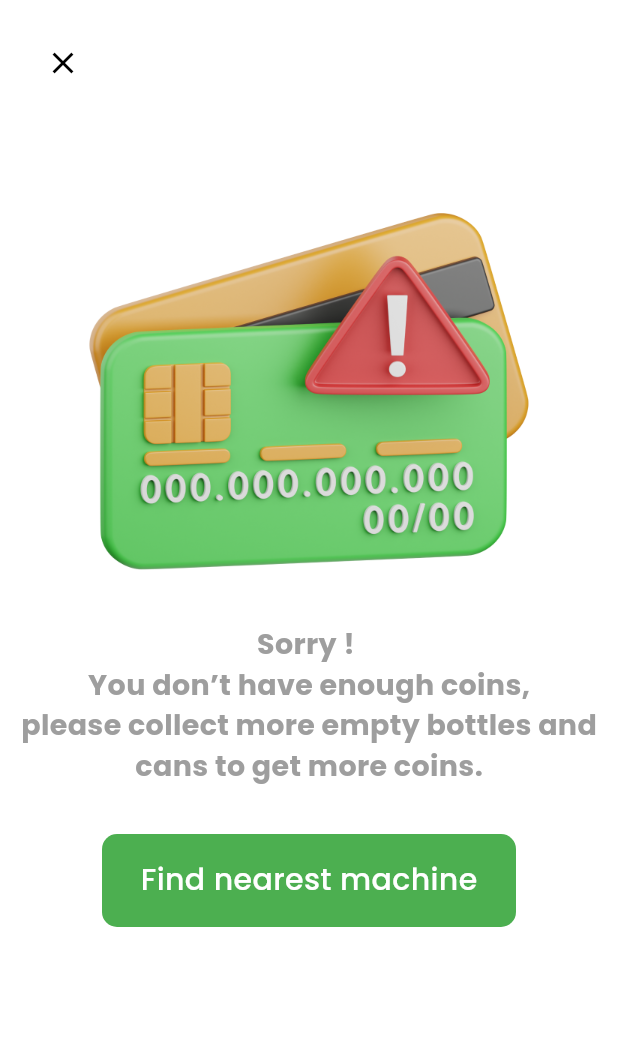
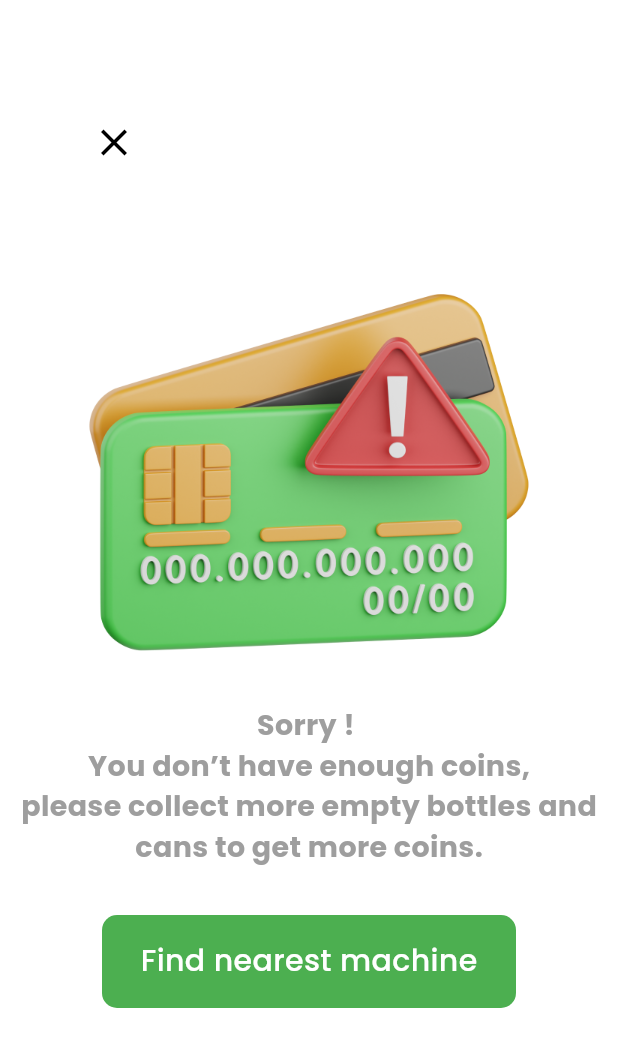
Before and after one commit to joeshaker/EarnByReturnUpdate, a Flutter app: the NoCoinsScreen screen opened directly, on a phone screen of 412 x 824 dp. Shown: the top 1047 px of the screen. Run offline on Flutter 3.47's test engine with Material 3 defaults, Android fonts, the phone set to English and light mode, and no system bars; our stand-ins replace bloc, conditional_builder_null_safety, dio, fl_chart, flutter_bloc, flutter_map and 8 more; missing offline and left inert: baseflow_plugin_template, flutter_map_location_marker, flutter_verification_code, map_launcher, qr_code_scanner; accounts and stored records are empty; network calls fail.

Commit message:
LastUpdate&Finish

```diff
--- a/lib/main.dart
+++ b/lib/main.dart
@@ -93,7 +93,7 @@ class MyApp extends StatelessWidget {
               theme: lightTheme,
               darkTheme: darkTheme,
               debugShowCheckedModeBanner: false,
-              home:CongVoucher()
+              home:Bottonav()
 
             // home: CheckEmailScreen(email: "Sohila123@gmail.com",),
             // home: CheckEmailScreen(email: 'sohila@gmail.com',comeFrom:'RegisterScreen' ),
--- a/lib/modules/Congrat_Voucher/congrat_voucher_state.dart
+++ b/lib/modules/Congrat_Voucher/congrat_voucher_state.dart
@@ -5,7 +5,6 @@ abstract class CongratVoucherState {}
 
 class CongratVoucherInitial extends CongratVoucherState {}
 class CongratVoucherLoding extends CongratVoucherState {}
-class  CongratVoucherButtonClickablestate extends CongratVoucherState {}
 class  CongratVoucherSuccessstate extends CongratVoucherState {
   final VoucherModelDetail Cograt;
   CongratVoucherSuccessstate(this.Cograt);
--- a/lib/modules/NoCoins/NoCoins.dart
+++ b/lib/modules/NoCoins/NoCoins.dart
@@ -1,3 +1,4 @@
+import 'package:earn_by_return/modules/map/map_screen.dart';
 import 'package:flutter/material.dart';
 
 import '../../shared/component/component/components.dart';
@@ -19,14 +20,18 @@ class _NoCoinsScreenState extends State<NoCoinsScreen> {
   @override
   Widget build(BuildContext context) {
     return Scaffold(
-      appBar: AppBar(
-        leading: Padding(
-          padding: const EdgeInsets.all(30.0),
-          child: Icon(Icons.clear, color: Colors.black,),
+      body: Column(
+        children: [
+          Padding(
+            padding: const EdgeInsets.only(top: 80.0,right: 260),
+            child: InkWell(
+              onTap: (){
+                Navigator.pop(context);
+              },
+              child:
+              Icon(Icons.clear, color: Colors.black,size: 30,),
             ),
           ),
-      body: Column(
-        children: [
           Padding(
             padding: const EdgeInsets.only(top: 70.0),
             child: Center(
@@ -52,7 +57,11 @@ class _NoCoinsScreenState extends State<NoCoinsScreen> {
             ),
           ),
           SizedBox(height: 20,),
-          Center(
+          InkWell(
+            onTap: (){
+              navigateTo(context, MapScreen());
+            },
+            child: Center(
               child: Container(
                 width: 276,
                 height: 62,
@@ -66,6 +75,7 @@ class _NoCoinsScreenState extends State<NoCoinsScreen> {
                       fontSize: 20,
                     color: Colors.white
                   ),),
+                ),
               ),
             ),
           )
--- a/lib/shared/component/component/constants.dart
+++ b/lib/shared/component/component/constants.dart
@@ -20,5 +20,7 @@ String?  id;
 String ? merchant_id;
 String ? Transaction_id;
 String ? merchant_photo;
+String ? Voucher_id;
+String ? Voucher_photo;
 List gift=[];
 List<String> gift_id=[];
```
Also changed, not shown: lib/modules/Congrat_Voucher/CongratVoucher.dart (+14 -4 lines), lib/modules/Congrat_Voucher/congrat_voucher_cubit.dart (+8 -12 lines), lib/modules/voucher/voucher.dart (+26 -1 lines), lib/model/CongratVoucherModel.dart (line endings or trailing spaces). Lines whose indentation alone changed are shown as unchanged.
